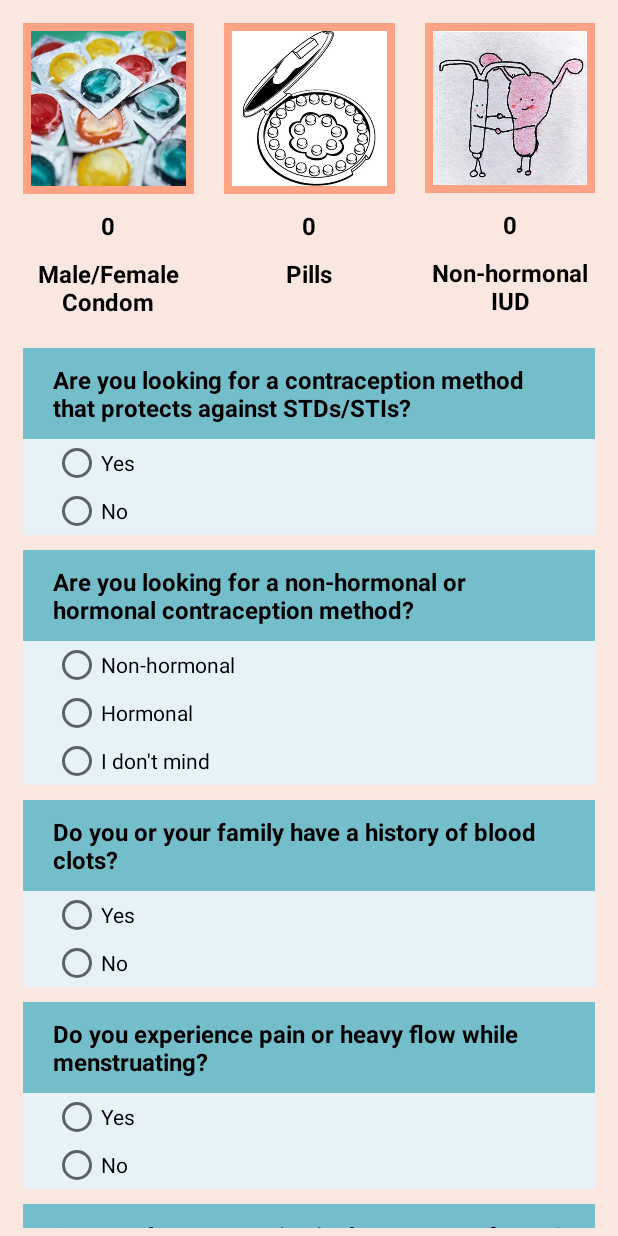
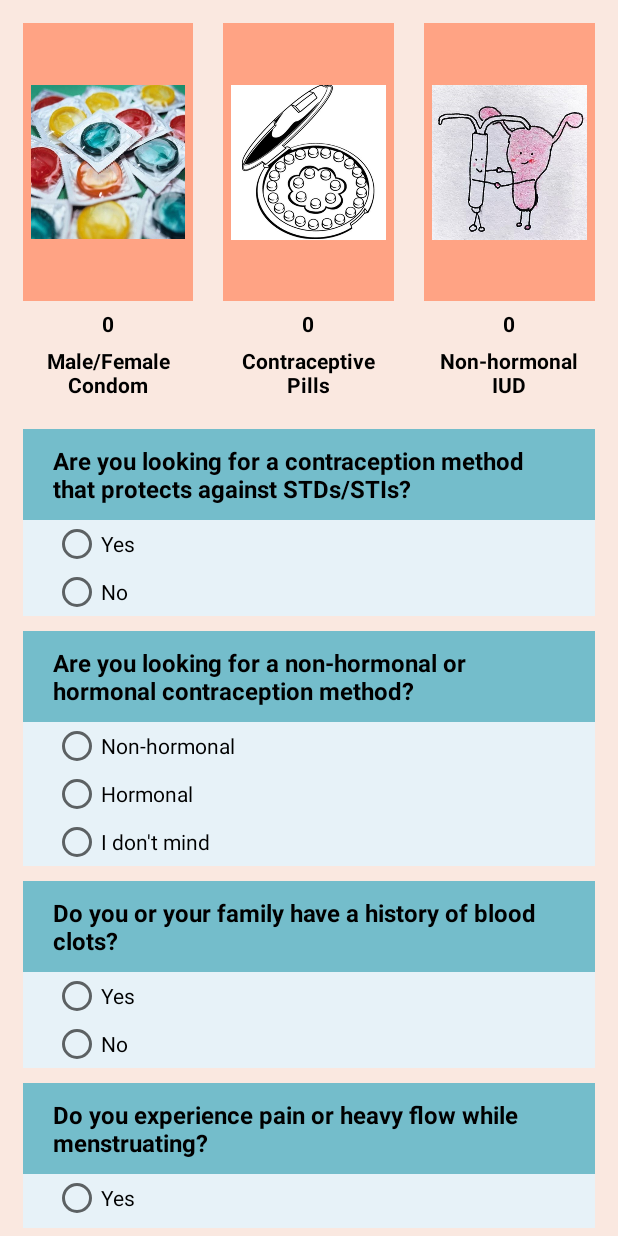
Before and after one commit to NoaBar/BCquiz, an Android app: the screen it shows after launch (MainActivity), on a phone screen of 412 x 824 dp. Run offline under Robolectric (Android 15) with nearby library versions, the phone set to English and light mode, and no system bars; libraries missing offline, so code that uses them is left out: java.security.acl.

Commit message:
weight of layouts is fixed.
images and titles look good on landscape.

```diff
--- a/app/src/main/res/layout/activity_main.xml
+++ b/app/src/main/res/layout/activity_main.xml
@@ -2,113 +2,79 @@
 <LinearLayout xmlns:android="http://schemas.android.com/apk/res/android"
     xmlns:app="http://schemas.android.com/apk/res-auto"
     xmlns:tools="http://schemas.android.com/tools"
-    android:layout_width="wrap_content"
-    android:layout_height="wrap_content"
+    android:layout_width="match_parent"
+    android:layout_height="match_parent"
     android:background="@color/cream"
     android:orientation="vertical"
     tools:context="com.noah.bcquiz.MainActivity"
     android:padding="5dp">
 
     <LinearLayout
-        android:layout_width="wrap_content"
-        android:layout_height="match_parent"
+        android:layout_width="match_parent"
+        android:layout_height="0dp"
         android:orientation="horizontal"
+        android:layout_weight="1"
         >
 
 
         <LinearLayout
-            android:layout_width="wrap_content"
-            android:layout_height="wrap_content"
-            android:layout_weight="1"
-            android:orientation="vertical"
-            android:padding="10dp">
+            style="@style/BCTypesLayout"
+            >
 
             <ImageView
                 style="@style/images"
-                android:layout_width="wrap_content"
-                android:layout_height="wrap_content"
                 android:src="@drawable/condoms" />
 
             <TextView
                 android:id="@+id/condomGrade"
                 style="@style/titles"
-                android:layout_width="match_parent"
-                android:layout_height="wrap_content"
-                android:gravity="center"
                 android:text="@string/condom_grade" />
 
             <TextView
                 style="@style/titles"
-                android:layout_width="match_parent"
-                android:layout_height="wrap_content"
-                android:gravity="center"
                 android:text="@string/m_f_condom"
-
                 />
 
 
         </LinearLayout>
 
         <LinearLayout
-            android:layout_width="wrap_content"
-            android:layout_height="wrap_content"
-            android:layout_weight="1"
-            android:orientation="vertical"
-            android:padding="10dp"
+            style="@style/BCTypesLayout"
             >
 
             <ImageView
                 style="@style/images"
-                android:layout_width="wrap_content"
-                android:layout_height="wrap_content"
                 android:src="@drawable/pillsround" />
 
             <TextView
                 android:id="@+id/pillsGrade"
                 style="@style/titles"
-                android:layout_width="match_parent"
-                android:layout_height="wrap_content"
-                android:gravity="center"
                 android:text="@string/pills_grade"
-
                 />
 
             <TextView
                 style="@style/titles"
-                android:layout_width="match_parent"
-                android:layout_height="wrap_content"
-                android:gravity="center"
                 android:text="@string/pills" />
 
         </LinearLayout>
 
 
         <LinearLayout
-            android:layout_width="wrap_content"
-            android:layout_height="wrap_content"
-            android:layout_weight="1"
-            android:orientation="vertical"
-            android:padding="10dp">
+            style="@style/BCTypesLayout"
+            >
 
             <ImageView
                 style="@style/images"
-                android:layout_width="wrap_content"
-                android:layout_height="wrap_content"
-                android:src="@drawable/iudsmall" />
+                android:src="@drawable/iudsmall"
+                />
 
             <TextView
                 android:id="@+id/iudGrade"
                 style="@style/titles"
-                android:layout_width="match_parent"
-                android:layout_height="wrap_content"
-                android:gravity="center"
                 android:text="@string/iud_grade" />
 
             <TextView
                 style="@style/titles"
-                android:layout_width="match_parent"
-                android:layout_height="wrap_content"
-                android:gravity="center"
                 android:text="@string/non_hormonal_iud" />
 
         </LinearLayout>
@@ -119,7 +85,8 @@
     <ScrollView
         android:id="@+id/scrollView"
         android:layout_width="match_parent"
-        android:layout_height="wrap_content">
+        android:layout_height="0dp"
+        android:layout_weight="2">
 
         <LinearLayout
             android:layout_width="match_parent"
@@ -142,8 +109,7 @@
                 android:layout_height="wrap_content"
                 android:orientation="vertical"
                 android:paddingEnd="20dp"
-                android:paddingStart="20dp"
-                >
+                android:paddingStart="20dp">
 
                 <RadioButton
                     android:id="@+id/answer_1_yes"
@@ -414,13 +380,13 @@
                 android:layout_width="wrap_content"
                 android:layout_height="wrap_content"
                 android:layout_gravity="center"
+                android:layout_marginTop="10dp"
                 android:backgroundTint="@color/salmon"
                 android:onClick="finish"
                 android:text="@string/finish_button"
                 android:textAppearance="?android:textAppearanceLarge"
                 android:textColor="@color/black"
-                android:textStyle="bold"
-                android:layout_marginTop="10dp"/>
+                android:textStyle="bold" />
 
             <Button
                 android:layout_width="wrap_content"
--- a/app/src/main/res/values/strings.xml
+++ b/app/src/main/res/values/strings.xml
@@ -4,7 +4,7 @@
     <string name="disclaimer_title">Disclaimer</string>
     <string name="disclaimer_button">I Agree</string>
     <string name="m_f_condom">Male/Female Condom</string>
-    <string name="pills">Pills</string>
+    <string name="pills">Contraceptive Pills</string>
     <string name="non_hormonal_iud">Non-hormonal IUD</string>
 
     <string name="iud_grade">0</string>
--- a/app/src/main/res/values/styles.xml
+++ b/app/src/main/res/values/styles.xml
@@ -10,9 +10,12 @@
 
     <style name="titles">
         <item name="android:textColor">@color/black</item>
-        <item name="android:textSize">16sp</item>
+        <item name="android:textSize">14sp</item>
         <item name="android:textStyle">bold</item>
-        <item name="android:paddingTop">10dp</item>
+        <item name="android:paddingTop">5dp</item>
+        <item name="android:layout_height">wrap_content</item>
+        <item name="android:layout_width">wrap_content</item>
+        <item name="android:gravity">center</item>
     </style>
 
     <style name="questions">
@@ -36,8 +39,22 @@
 
     <style name="images">
         <item name="android:background">@color/salmon</item>
+        <item name="android:padding">5dp</item>
         <item name="android:adjustViewBounds">true</item>
-        <item name="android:padding">5dp</item>
+        <item name="android:layout_weight">1</item>
+        <item name="android:layout_height">0dp</item>
+        <item name="android:layout_width">wrap_content</item>
     </style>
 
+    <style name="BCTypesLayout">
+        <item name="android:layout_width">0dp</item>
+        <item name="android:layout_height">match_parent</item>
+        <item name="android:layout_weight">1</item>
+        <item name="android:orientation">vertical</item>
+        <item name="android:padding">10dp</item>
+        <item name="android:gravity">center|top</item>
+    </style>
+
+
+
 </resources>
```
